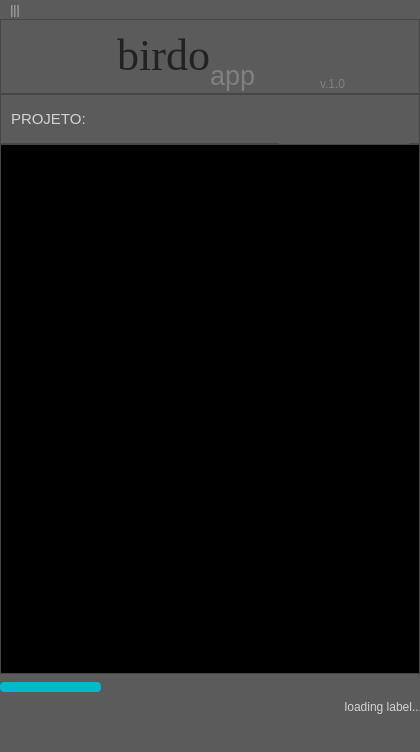
First picture: the form in gui/birdoApp.ui, repository otmbneto/BirdoApp, before the edit.
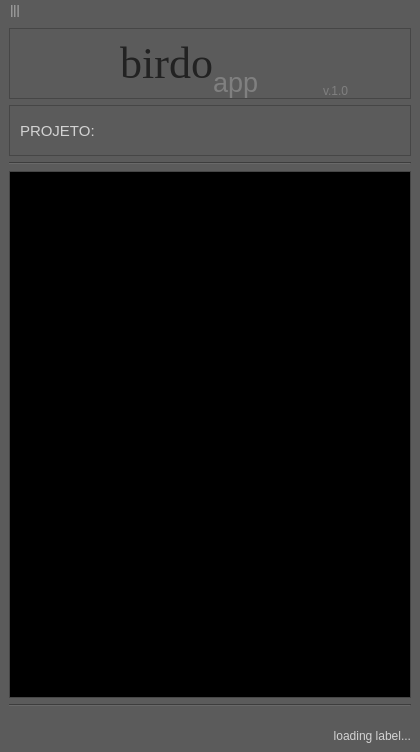
Second picture: the form after the edit. The open tabs and pages were chosen to show the change.

Commit message: birdoApp interface update: style, spacing and labels

The edit to the form file:
```diff
--- a/gui/birdoApp.ui
+++ b/gui/birdoApp.ui
@@ -152,31 +152,430 @@
 	color: none;
 }
 
-</string>
+QPushButton:hover{
+    border: 2px solid #05B8CC;
+    color: red;
+}
+
+QPushButton {
+	color: black;
+	background: rgb(91, 91, 91);
+    border: 2px solid rgb(180,180,180);
+	border-radius: 5px;
+}
+
+QPushButton:disabled {
+	color: black;
+	background-color: gray;
+    border: 2px solid rgb(100,100,100);
+	border-radius: 0px;
+}
+
+QPushButton::menu-indicator {
+	image: null;
+}</string>
   </property>
   <widget class="QWidget" name="centralwidget">
-   <widget class="Line" name="line_bottom">
-    <property name="geometry">
-     <rect>
-      <x>0</x>
-      <y>653</y>
-      <width>422</width>
-      <height>3</height>
-     </rect>
-    </property>
+   <layout class="QGridLayout" name="gridLayout">
+    <item row="0" column="0">
+     <widget class="QFrame" name="frame_title">
+      <property name="maximumSize">
+       <size>
+        <width>16777215</width>
+        <height>80</height>
+       </size>
+      </property>
+      <property name="frameShape">
+       <enum>QFrame::StyledPanel</enum>
+      </property>
+      <property name="frameShadow">
+       <enum>QFrame::Raised</enum>
+      </property>
+      <layout class="QGridLayout" name="gridLayout_3" columnstretch="0,0,0,0,0,0">
+       <property name="rightMargin">
+        <number>0</number>
+       </property>
+       <property name="bottomMargin">
+        <number>0</number>
+       </property>
+       <property name="spacing">
+        <number>0</number>
+       </property>
+       <item row="0" column="2">
+        <widget class="QLabel" name="label_title">
+         <property name="font">
+          <font>
+           <family>Times New Roman</family>
+           <pointsize>33</pointsize>
+           <italic>false</italic>
+          </font>
+         </property>
+         <property name="styleSheet">
+          <string notr="true">QLabel {
+	color: #222222;
+}</string>
+         </property>
+         <property name="text">
+          <string>birdo</string>
+         </property>
+         <property name="scaledContents">
+          <bool>false</bool>
+         </property>
+         <property name="alignment">
+          <set>Qt::AlignRight|Qt::AlignTop|Qt::AlignTrailing</set>
+         </property>
+        </widget>
+       </item>
+       <item row="0" column="3">
+        <widget class="QLabel" name="label_title_app">
+         <property name="sizePolicy">
+          <sizepolicy hsizetype="Preferred" vsizetype="Preferred">
+           <horstretch>0</horstretch>
+           <verstretch>0</verstretch>
+          </sizepolicy>
+         </property>
+         <property name="maximumSize">
+          <size>
+           <width>70</width>
+           <height>16777215</height>
+          </size>
+         </property>
+         <property name="font">
+          <font>
+           <pointsize>20</pointsize>
+           <weight>50</weight>
+           <bold>false</bold>
+          </font>
+         </property>
+         <property name="styleSheet">
+          <string notr="true">QLabel {
+	color: gray;
+}</string>
+         </property>
+         <property name="text">
+          <string>app</string>
+         </property>
+         <property name="alignment">
+          <set>Qt::AlignBottom|Qt::AlignLeading|Qt::AlignLeft</set>
+         </property>
+        </widget>
+       </item>
+       <item row="0" column="0">
+        <widget class="QPushButton" name="home_button">
+         <property name="sizePolicy">
+          <sizepolicy hsizetype="Fixed" vsizetype="Fixed">
+           <horstretch>0</horstretch>
+           <verstretch>0</verstretch>
+          </sizepolicy>
+         </property>
+         <property name="minimumSize">
+          <size>
+           <width>60</width>
+           <height>60</height>
+          </size>
+         </property>
+         <property name="maximumSize">
+          <size>
+           <width>61</width>
+           <height>61</height>
+          </size>
+         </property>
+         <property name="toolTip">
+          <string>Home...
+
+Volta para pagina de escolher os projetos!</string>
+         </property>
+         <property name="styleSheet">
+          <string notr="true">QPushButton {
+	border: none;
+	border-radius: 30px;
+}
+
+QPushButton:hover {
+	background-color: #05B8CC;
+}
+
+QPushButton:pressed {
+	background-color: rgb(255, 78, 125);
+}</string>
+         </property>
+         <property name="text">
+          <string/>
+         </property>
+         <property name="iconSize">
+          <size>
+           <width>59</width>
+           <height>59</height>
+          </size>
+         </property>
+        </widget>
+       </item>
+       <item row="0" column="1">
+        <spacer name="verticalSpacer_2">
     <property name="orientation">
-     <enum>Qt::Horizontal</enum>
-    </property>
-   </widget>
+          <enum>Qt::Vertical</enum>
+         </property>
+         <property name="sizeType">
+          <enum>QSizePolicy::Preferred</enum>
+         </property>
+         <property name="sizeHint" stdset="0">
+          <size>
+           <width>40</width>
+           <height>40</height>
+          </size>
+         </property>
+        </spacer>
+       </item>
+       <item row="0" column="4">
+        <spacer name="verticalSpacer_3">
+         <property name="orientation">
+          <enum>Qt::Vertical</enum>
+         </property>
+         <property name="sizeType">
+          <enum>QSizePolicy::Preferred</enum>
+         </property>
+         <property name="sizeHint" stdset="0">
+          <size>
+           <width>40</width>
+           <height>40</height>
+          </size>
+         </property>
+        </spacer>
+       </item>
+       <item row="0" column="5">
+        <widget class="QLabel" name="label_version">
+         <property name="styleSheet">
+          <string notr="true">color: gray;</string>
+         </property>
+         <property name="text">
+          <string>v.1.0</string>
+         </property>
+         <property name="alignment">
+          <set>Qt::AlignBottom|Qt::AlignLeading|Qt::AlignLeft</set>
+         </property>
+        </widget>
+       </item>
+      </layout>
+     </widget>
+    </item>
+    <item row="1" column="0">
+     <widget class="QFrame" name="frame_header">
+      <property name="font">
+       <font>
+        <pointsize>8</pointsize>
+       </font>
+      </property>
+      <property name="frameShape">
+       <enum>QFrame::StyledPanel</enum>
+      </property>
+      <property name="frameShadow">
+       <enum>QFrame::Raised</enum>
+      </property>
+      <layout class="QHBoxLayout" name="horizontalLayout">
+       <property name="leftMargin">
+        <number>10</number>
+       </property>
+       <property name="topMargin">
+        <number>0</number>
+       </property>
+       <property name="rightMargin">
+        <number>10</number>
+       </property>
+       <property name="bottomMargin">
+        <number>0</number>
+       </property>
+       <item>
+        <widget class="QLabel" name="header">
+         <property name="font">
+          <font>
+           <pointsize>11</pointsize>
+          </font>
+         </property>
+         <property name="layoutDirection">
+          <enum>Qt::LeftToRight</enum>
+         </property>
+         <property name="text">
+          <string>PROJETO:</string>
+         </property>
+         <property name="alignment">
+          <set>Qt::AlignLeading|Qt::AlignLeft|Qt::AlignVCenter</set>
+         </property>
+        </widget>
+       </item>
+       <item>
+        <widget class="QLabel" name="proj_logo_label">
+         <property name="sizePolicy">
+          <sizepolicy hsizetype="Fixed" vsizetype="Fixed">
+           <horstretch>0</horstretch>
+           <verstretch>0</verstretch>
+          </sizepolicy>
+         </property>
+         <property name="minimumSize">
+          <size>
+           <width>129</width>
+           <height>49</height>
+          </size>
+         </property>
+         <property name="maximumSize">
+          <size>
+           <width>130</width>
+           <height>50</height>
+          </size>
+         </property>
+         <property name="styleSheet">
+          <string notr="true">QWidget{
+	background: rgb(91, 91, 91);
+}
+
+QMenu {
+	background-color: #666666;
+}
+
+QMenu::item:hover {
+	color: lightgray;
+	background-color: blue;
+}
+
+QMenuBar {
+	color: rgb(182, 182, 182);
+	background-color: transparent;
+}
+
+QMenuBar::item {
+	background-color: transparent;
+}
+
+QMenuBar::item:selected { /* when selected using mouse or keyboard */
+    background-color: #666666;
+}
+
+QMenuBar::item:hover {
+    background: #777777;
+}
+
+QLabel {
+	color: lightgray;
+}
+
+QLabel:!enabled {
+	color: gray;
+}
+
+QLineEdit:!enabled {
+	color: gray;
+	background-color: #555555;
+	border-color: gray;
+}
+
+QLineEdit {
+	color: black;
+    border: 2px solid white;
+    border-radius: 8px;
+    padding: 0 8px;
+    background: lightgray;
+    selection-background-color: darkgray;
+}
+
+QLineEdit:hover{
+    border: 2px solid #05B8CC;
+    color: black;
+}
+
+QComboBox {
+	color: black;
+    border: 2px solid white;
+    border-radius: 6px;
+    padding: 1px 18px 1px 3px;
+    min-width: 6em;
+}
+
+QComboBox:!editable, QComboBox::drop-down:editable {
+     background: lightgray;
+}
+
+QComboBox:on { /* shift the text when the popup opens */
+    padding-top: 3px;
+    padding-left: 4px;
+}
+
+QComboBox::drop-down {
+    width: 20px;
+	background-color: rgb(194, 194, 194);
+    border-left-width: 2px;
+    border-left-color: white;
+    border-left-style: solid; /* just a single line */
+    border-top-right-radius: 3px; /* same radius as the QComboBox */
+    border-bottom-right-radius: 3px;
+}
+
+QComboBox:hover{
+    border: 2px solid #05B8CC;
+    color: gray;
+}
+
+QComboBox QAbstractItemView{
+    border: 2px solid white;
+	border-radius: 10px;
+    color: gray;
+	background-color: lightgray;
+    selection-background-color: #05B8CC;
+	selection-color: white;
+	padding: 3px 3px ;
+}
+
+QScrollBar {
+	background: none;
+	border: none;
+}
+
+QScrollBar::handle {
+	border-radius: 5px;
+ 	border: 2px solid #777777;
+	background-color: gray;
+}
+
+QScrollBar::add-page{ 
+	border: none;
+    background: none;
+}
+
+QScrollBar::sub-page {
+    background: none;
+	border: none;
+	max-width: 5px;
+}
+
+QScrollBar::add-line {
+    border: none;
+    background: none;
+}
+
+QScrollBar::sub-line {
+    border: none;
+    background: none;
+}
+
+QScrollBar:arrow{
+	border: none;
+	background: none;
+	color: none;
+}
+
+</string>
+         </property>
+         <property name="text">
+          <string/>
+         </property>
+         <property name="scaledContents">
+          <bool>true</bool>
+         </property>
+        </widget>
+       </item>
+      </layout>
+     </widget>
+    </item>
+    <item row="2" column="0">
    <widget class="Line" name="line_title">
-    <property name="geometry">
-     <rect>
-      <x>0</x>
-      <y>80</y>
-      <width>0</width>
-      <height>0</height>
-     </rect>
-    </property>
     <property name="sizePolicy">
      <sizepolicy hsizetype="Preferred" vsizetype="Preferred">
       <horstretch>0</horstretch>
@@ -187,15 +586,9 @@
      <enum>Qt::Horizontal</enum>
     </property>
    </widget>
+    </item>
+    <item row="3" column="0">
    <widget class="QFrame" name="mainFrame">
-    <property name="geometry">
-     <rect>
-      <x>0</x>
-      <y>125</y>
-      <width>420</width>
-      <height>530</height>
-     </rect>
-    </property>
     <property name="frameShape">
      <enum>QFrame::StyledPanel</enum>
     </property>
@@ -208,6 +601,9 @@
      </property>
      <item row="0" column="0">
       <widget class="QStackedWidget" name="stackedWidget">
+         <property name="styleSheet">
+          <string notr="true"/>
+         </property>
        <property name="currentIndex">
         <number>2</number>
        </property>
@@ -865,7 +1261,23 @@
        <widget class="QWidget" name="plugins_page">
         <property name="styleSheet">
          <string notr="true">QWidget{
-	background: rgb(0, 0, 0);
+	background: black;
+}
+
+QToolButton {
+	color: white;
+	background-color: transparent;
+	border: null;
+	border-radius: 10px;
+}
+
+QToolButton:hover {
+	background: rgb(25,25,25);
+	padding: 10px;
+}
+
+QToolButton:pressed {
+	background: rgb(35,55,75);
 }
 </string>
         </property>
@@ -878,22 +1290,30 @@
            <height>531</height>
           </rect>
          </property>
-         <layout class="QGridLayout" name="plugin_layout"/>
+           <layout class="QGridLayout" name="plugin_layout">
+            <property name="sizeConstraint">
+             <enum>QLayout::SetDefaultConstraint</enum>
+            </property>
+            <property name="margin">
+             <number>5</number>
+            </property>
+           </layout>
         </widget>
        </widget>
       </widget>
      </item>
     </layout>
    </widget>
+    </item>
+    <item row="4" column="0">
+     <widget class="Line" name="line_bottom">
+      <property name="orientation">
+       <enum>Qt::Horizontal</enum>
+      </property>
+     </widget>
+    </item>
+    <item row="5" column="0">
    <widget class="QProgressBar" name="progressBar">
-    <property name="geometry">
-     <rect>
-      <x>0</x>
-      <y>663</y>
-      <width>422</width>
-      <height>10</height>
-     </rect>
-    </property>
     <property name="styleSheet">
      <string notr="true">QProgressBar {
 	background: transparent;
@@ -907,208 +1327,15 @@
 }</string>
     </property>
     <property name="value">
-     <number>24</number>
+       <number>0</number>
     </property>
     <property name="format">
      <string/>
     </property>
    </widget>
-   <widget class="QFrame" name="frame_title">
-    <property name="geometry">
-     <rect>
-      <x>0</x>
-      <y>0</y>
-      <width>420</width>
-      <height>75</height>
-     </rect>
-    </property>
-    <property name="maximumSize">
-     <size>
-      <width>16777215</width>
-      <height>80</height>
-     </size>
-    </property>
-    <property name="frameShape">
-     <enum>QFrame::StyledPanel</enum>
-    </property>
-    <property name="frameShadow">
-     <enum>QFrame::Raised</enum>
-    </property>
-    <layout class="QGridLayout" name="gridLayout_3" columnstretch="0,0,0,0,0,0">
-     <property name="rightMargin">
-      <number>0</number>
-     </property>
-     <property name="bottomMargin">
-      <number>0</number>
-     </property>
-     <property name="spacing">
-      <number>0</number>
-     </property>
-     <item row="0" column="2">
-      <widget class="QLabel" name="label_title">
-       <property name="font">
-        <font>
-         <family>Times New Roman</family>
-         <pointsize>33</pointsize>
-         <italic>false</italic>
-        </font>
-       </property>
-       <property name="styleSheet">
-        <string notr="true">QLabel {
-	color: #222222;
-}</string>
-       </property>
-       <property name="text">
-        <string>birdo</string>
-       </property>
-       <property name="scaledContents">
-        <bool>false</bool>
-       </property>
-       <property name="alignment">
-        <set>Qt::AlignRight|Qt::AlignTop|Qt::AlignTrailing</set>
-       </property>
-      </widget>
-     </item>
-     <item row="0" column="3">
-      <widget class="QLabel" name="label_title_app">
-       <property name="sizePolicy">
-        <sizepolicy hsizetype="Preferred" vsizetype="Preferred">
-         <horstretch>0</horstretch>
-         <verstretch>0</verstretch>
-        </sizepolicy>
-       </property>
-       <property name="maximumSize">
-        <size>
-         <width>70</width>
-         <height>16777215</height>
-        </size>
-       </property>
-       <property name="font">
-        <font>
-         <pointsize>20</pointsize>
-         <weight>50</weight>
-         <bold>false</bold>
-        </font>
-       </property>
-       <property name="styleSheet">
-        <string notr="true">QLabel {
-	color: gray;
-}</string>
-       </property>
-       <property name="text">
-        <string>app</string>
-       </property>
-       <property name="alignment">
-        <set>Qt::AlignBottom|Qt::AlignLeading|Qt::AlignLeft</set>
-       </property>
-      </widget>
-     </item>
-     <item row="0" column="0">
-      <widget class="QPushButton" name="home_button">
-       <property name="sizePolicy">
-        <sizepolicy hsizetype="Fixed" vsizetype="Fixed">
-         <horstretch>0</horstretch>
-         <verstretch>0</verstretch>
-        </sizepolicy>
-       </property>
-       <property name="minimumSize">
-        <size>
-         <width>60</width>
-         <height>60</height>
-        </size>
-       </property>
-       <property name="maximumSize">
-        <size>
-         <width>61</width>
-         <height>61</height>
-        </size>
-       </property>
-       <property name="toolTip">
-        <string>Home...
-
-Volta para pagina de escolher os projetos!</string>
-       </property>
-       <property name="styleSheet">
-        <string notr="true">QPushButton {
-	border: none;
-	border-radius: 30px;
-}
-
-QPushButton:hover {
-	background-color: #05B8CC;
-}
-
-QPushButton:pressed {
-	background-color: rgb(255, 78, 125);
-}</string>
-       </property>
-       <property name="text">
-        <string/>
-       </property>
-       <property name="iconSize">
-        <size>
-         <width>59</width>
-         <height>59</height>
-        </size>
-       </property>
-      </widget>
-     </item>
-     <item row="0" column="1">
-      <spacer name="verticalSpacer_2">
-       <property name="orientation">
-        <enum>Qt::Vertical</enum>
-       </property>
-       <property name="sizeType">
-        <enum>QSizePolicy::Preferred</enum>
-       </property>
-       <property name="sizeHint" stdset="0">
-        <size>
-         <width>40</width>
-         <height>40</height>
-        </size>
-       </property>
-      </spacer>
-     </item>
-     <item row="0" column="4">
-      <spacer name="verticalSpacer_3">
-       <property name="orientation">
-        <enum>Qt::Vertical</enum>
-       </property>
-       <property name="sizeType">
-        <enum>QSizePolicy::Preferred</enum>
-       </property>
-       <property name="sizeHint" stdset="0">
-        <size>
-         <width>40</width>
-         <height>40</height>
-        </size>
-       </property>
-      </spacer>
-     </item>
-     <item row="0" column="5">
-      <widget class="QLabel" name="label_version">
-       <property name="styleSheet">
-        <string notr="true">color: gray;</string>
-       </property>
-       <property name="text">
-        <string>v.1.0</string>
-       </property>
-       <property name="alignment">
-        <set>Qt::AlignBottom|Qt::AlignLeading|Qt::AlignLeft</set>
-       </property>
-      </widget>
-     </item>
-    </layout>
-   </widget>
+    </item>
+    <item row="6" column="0">
    <widget class="QLabel" name="loading_label">
-    <property name="geometry">
-     <rect>
-      <x>0</x>
-      <y>680</y>
-      <width>422</width>
-      <height>16</height>
-     </rect>
-    </property>
     <property name="text">
      <string>loading label...</string>
     </property>
@@ -1116,228 +1343,8 @@
      <set>Qt::AlignRight|Qt::AlignTrailing|Qt::AlignVCenter</set>
     </property>
    </widget>
-   <widget class="QFrame" name="frame_header">
-    <property name="geometry">
-     <rect>
-      <x>0</x>
-      <y>75</y>
-      <width>420</width>
-      <height>50</height>
-     </rect>
-    </property>
-    <property name="font">
-     <font>
-      <pointsize>8</pointsize>
-     </font>
-    </property>
-    <property name="frameShape">
-     <enum>QFrame::StyledPanel</enum>
-    </property>
-    <property name="frameShadow">
-     <enum>QFrame::Raised</enum>
-    </property>
-    <layout class="QHBoxLayout" name="horizontalLayout">
-     <property name="leftMargin">
-      <number>10</number>
-     </property>
-     <property name="topMargin">
-      <number>0</number>
-     </property>
-     <property name="rightMargin">
-      <number>10</number>
-     </property>
-     <property name="bottomMargin">
-      <number>0</number>
-     </property>
-     <item>
-      <widget class="QLabel" name="header">
-       <property name="font">
-        <font>
-         <pointsize>11</pointsize>
-        </font>
-       </property>
-       <property name="layoutDirection">
-        <enum>Qt::LeftToRight</enum>
-       </property>
-       <property name="text">
-        <string>PROJETO:</string>
-       </property>
-       <property name="alignment">
-        <set>Qt::AlignLeading|Qt::AlignLeft|Qt::AlignVCenter</set>
-       </property>
-      </widget>
-     </item>
-     <item>
-      <widget class="QLabel" name="proj_logo_label">
-       <property name="sizePolicy">
-        <sizepolicy hsizetype="Fixed" vsizetype="Fixed">
-         <horstretch>0</horstretch>
-         <verstretch>0</verstretch>
-        </sizepolicy>
-       </property>
-       <property name="minimumSize">
-        <size>
-         <width>129</width>
-         <height>49</height>
-        </size>
-       </property>
-       <property name="maximumSize">
-        <size>
-         <width>130</width>
-         <height>50</height>
-        </size>
-       </property>
-       <property name="styleSheet">
-        <string notr="true">QWidget{
-	background: rgb(91, 91, 91);
-}
-
-QMenu {
-	background-color: #666666;
-}
-
-QMenu::item:hover {
-	color: lightgray;
-	background-color: blue;
-}
-
-QMenuBar {
-	color: rgb(182, 182, 182);
-	background-color: transparent;
-}
-
-QMenuBar::item {
-	background-color: transparent;
-}
-
-QMenuBar::item:selected { /* when selected using mouse or keyboard */
-    background-color: #666666;
-}
-
-QMenuBar::item:hover {
-    background: #777777;
-}
-
-QLabel {
-	color: lightgray;
-}
-
-QLabel:!enabled {
-	color: gray;
-}
-
-QLineEdit:!enabled {
-	color: gray;
-	background-color: #555555;
-	border-color: gray;
-}
-
-QLineEdit {
-	color: black;
-    border: 2px solid white;
-    border-radius: 8px;
-    padding: 0 8px;
-    background: lightgray;
-    selection-background-color: darkgray;
-}
-
-QLineEdit:hover{
-    border: 2px solid #05B8CC;
-    color: black;
-}
-
-QComboBox {
-	color: black;
-    border: 2px solid white;
-    border-radius: 6px;
-    padding: 1px 18px 1px 3px;
-    min-width: 6em;
-}
-
-QComboBox:!editable, QComboBox::drop-down:editable {
-     background: lightgray;
-}
-
-QComboBox:on { /* shift the text when the popup opens */
-    padding-top: 3px;
-    padding-left: 4px;
-}
-
-QComboBox::drop-down {
-    width: 20px;
-	background-color: rgb(194, 194, 194);
-    border-left-width: 2px;
-    border-left-color: white;
-    border-left-style: solid; /* just a single line */
-    border-top-right-radius: 3px; /* same radius as the QComboBox */
-    border-bottom-right-radius: 3px;
-}
-
-QComboBox:hover{
-    border: 2px solid #05B8CC;
-    color: gray;
-}
-
-QComboBox QAbstractItemView{
-    border: 2px solid white;
-	border-radius: 10px;
-    color: gray;
-	background-color: lightgray;
-    selection-background-color: #05B8CC;
-	selection-color: white;
-	padding: 3px 3px ;
-}
-
-QScrollBar {
-	background: none;
-	border: none;
-}
-
-QScrollBar::handle {
-	border-radius: 5px;
- 	border: 2px solid #777777;
-	background-color: gray;
-}
-
-QScrollBar::add-page{ 
-	border: none;
-    background: none;
-}
-
-QScrollBar::sub-page {
-    background: none;
-	border: none;
-	max-width: 5px;
-}
-
-QScrollBar::add-line {
-    border: none;
-    background: none;
-}
-
-QScrollBar::sub-line {
-    border: none;
-    background: none;
-}
-
-QScrollBar:arrow{
-	border: none;
-	background: none;
-	color: none;
-}
-
-</string>
-       </property>
-       <property name="text">
-        <string/>
-       </property>
-       <property name="scaledContents">
-        <bool>true</bool>
-       </property>
-      </widget>
-     </item>
-    </layout>
-   </widget>
+    </item>
+   </layout>
   </widget>
   <widget class="QMenuBar" name="menubar">
    <property name="geometry">
```
Left out of the diff: 3 changed lines with no effect on the pictures. Lines whose indentation alone changed are shown as unchanged. The commit also changes 2 other files.
